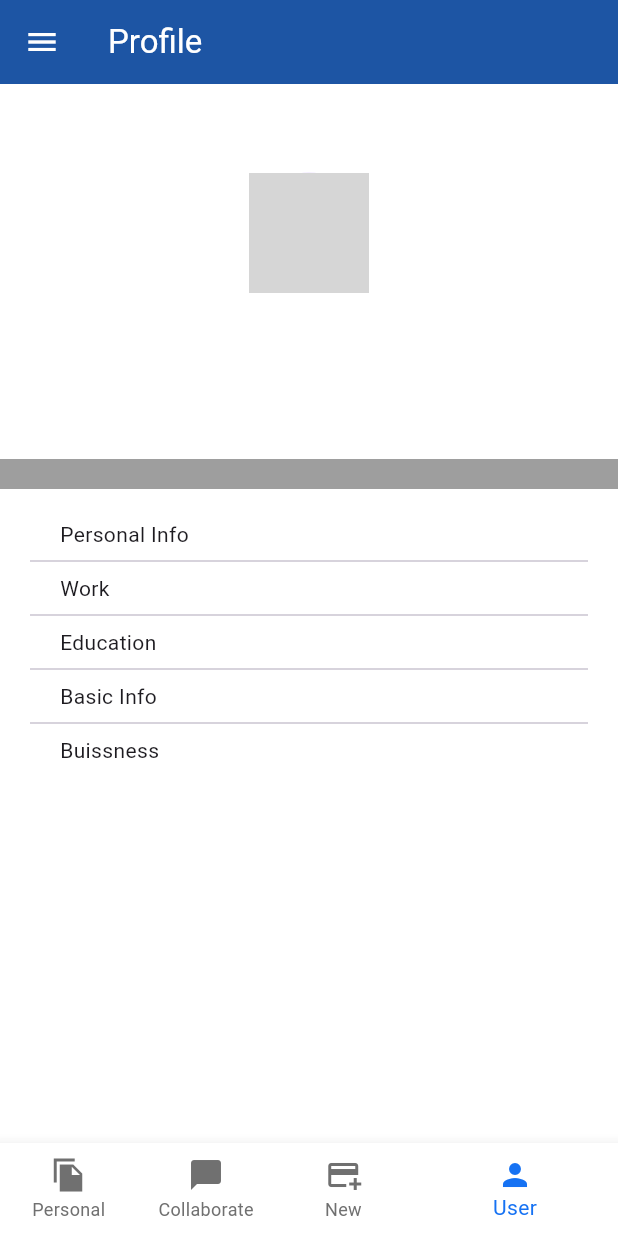
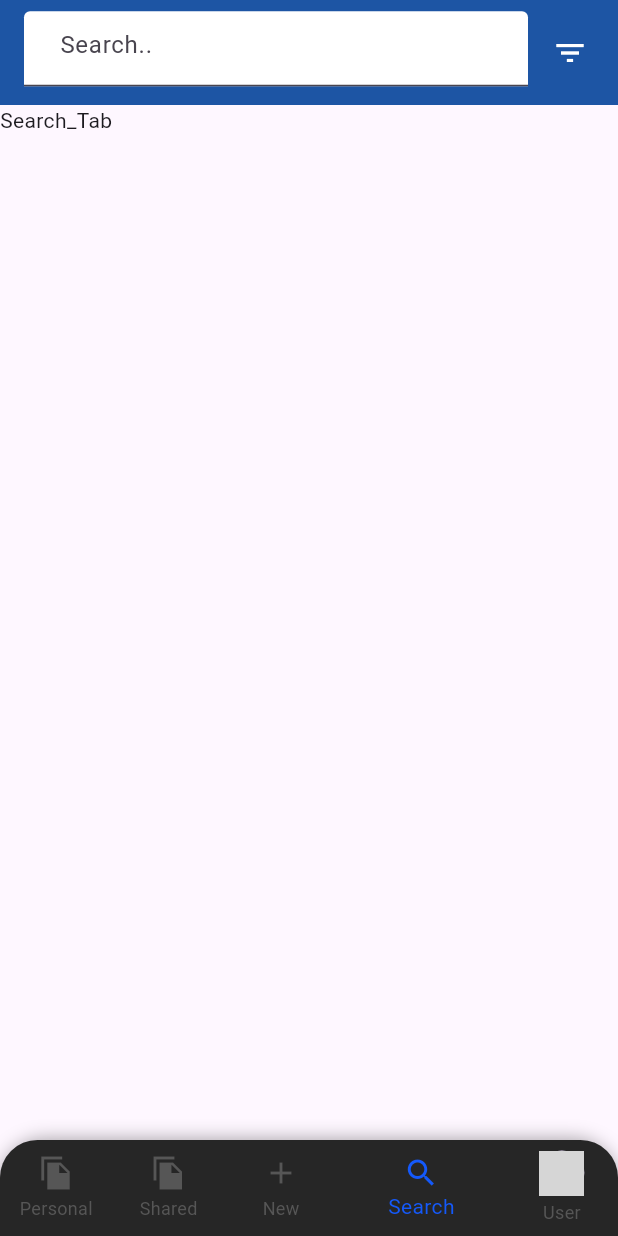
Before and after one commit to ppsshubham01/demo_Tagifile, a Flutter app: the HomePage screen opened directly, item 4 of the bottom bar chosen, on a phone screen of 412 x 824 dp. Run offline on Flutter 3.47's test engine with Material 3 defaults, Android fonts, the phone set to English and light mode, and no system bars; our stand-ins replace connectivity_plus, flutter_local_notifications, flutter_native_splash, flutter_svg, form_field_validator, shared_preferences; accounts and stored records are empty; network calls fail; statements that could not run were skipped; grey boxes are pictures that could not be loaded.

Commit message:
changeUI In personalTab

```diff
--- a/lib/provider/auth_provider.dart
+++ b/lib/provider/auth_provider.dart
@@ -3,6 +3,7 @@ import 'package:tagifiles/model/userDetails.dart';
 import 'package:tagifiles/model/user_data.dart';
 import 'package:tagifiles/screens/auth/welcome_screen.dart';
 import 'package:tagifiles/screens/home/home_screen.dart';
+import 'package:tagifiles/screens/home/tabs/personal_tab.dart';
 import 'package:tagifiles/services/service.dart';
 import 'package:tagifiles/util/dialog_box.dart';
 
@@ -168,6 +169,7 @@ class AuthProvider with ChangeNotifier {
         // notifyListeners();
         Navigator.of(context).pop();
         Navigator.of(context).pop();
+        Navigator.pushReplacement(context, MaterialPageRoute(builder: (_)=> const HomePage()));
         notifyListeners();
       },
       onError: (value) async {
--- a/lib/screens/home/home_screen.dart
+++ b/lib/screens/home/home_screen.dart
@@ -5,6 +5,8 @@ import 'package:tagifiles/screens/chats/newGroup_page.dart';
 import 'package:tagifiles/screens/home/tabs/collaborate_tab.dart';
 import 'package:tagifiles/screens/home/tabs/new_tab.dart';
 import 'package:tagifiles/screens/home/tabs/personal_tab.dart';
+import 'package:tagifiles/screens/home/tabs/search_tab.dart';
+import 'package:tagifiles/screens/home/tabs/shared_tab.dart';
 import 'package:tagifiles/screens/home/tabs/user_tab.dart';
 
 class HomePage extends StatefulWidget {
@@ -26,8 +28,9 @@ class _HomePageState extends State<HomePage> {
 
   final List _pages = [
     const PersonalPage(),
-    const CollaboratePage(),
+    const SharedPage(),
     const NewPage(),
+    const SearchPage(),
     const UserPage()
   ];
 
@@ -42,12 +45,25 @@ class _HomePageState extends State<HomePage> {
   Widget build(BuildContext context) {
     final createFolderProviderInstance = Provider.of<AuthProvider>(context);
 
-
     return Scaffold(
       body: _pages[_selectedIndex],
-      bottomNavigationBar: SizedBox(
-        height: 62,
+      bottomNavigationBar:
+        Container(
+        decoration: const BoxDecoration(
+          borderRadius: BorderRadius.only(
+              topRight: Radius.circular(30), topLeft: Radius.circular(30)),
+          boxShadow: [
+            BoxShadow(color: Colors.black38, spreadRadius: 0, blurRadius: 10),
+          ],
+        ),
+        child:
+          ClipRRect(
+          borderRadius: const BorderRadius.only(
+            topLeft: Radius.circular(25.0),
+            topRight: Radius.circular(25.0),
+          ),
           child: BottomNavigationBar(
+            type: BottomNavigationBarType.shifting,
             currentIndex: _selectedIndex,
             onTap: (value) {
               _navigateBottomBar(value);
@@ -90,7 +106,9 @@ class _HomePageState extends State<HomePage> {
                                           width: 100,
                                           child: ElevatedButton(
                                             onPressed: () {
-                                            showCreateFolderBottomSheet(context, createFolderProviderInstance);
+                                              showCreateFolderBottomSheet(
+                                                  context,
+                                                  createFolderProviderInstance);
                                             },
                                             style: ElevatedButton.styleFrom(
                                                 shape: RoundedRectangleBorder(
@@ -222,8 +240,9 @@ class _HomePageState extends State<HomePage> {
                     });
               }
             },
-          selectedItemColor: const Color(0xFF1672F3),
-          unselectedItemColor: const Color(0xFF707070),
+            selectedItemColor: const Color(0xFF1459FA),
+            unselectedItemColor: const Color(0xFF565656),
+            selectedLabelStyle: const TextStyle(color: Colors.red),
             showSelectedLabels: true,
             showUnselectedLabels: true,
             // selectedIconTheme: IconThemeData(col),
@@ -231,20 +250,33 @@ class _HomePageState extends State<HomePage> {
               BottomNavigationBarItem(
                   icon: Icon(Icons.file_copy_sharp),
                   label: 'Personal',
-                backgroundColor: Colors.white),
+                backgroundColor: Color(0xFF262626),
+              ),
               BottomNavigationBarItem(
-                icon: Icon(Icons.chat_bubble),
-                label: 'Collaborate',
-                backgroundColor: Colors.white),
+                  icon: Icon(Icons.file_copy_sharp),
+                  label: 'Shared',
+                backgroundColor: Color(0xFF262626),
+              ),
               BottomNavigationBarItem(
-                icon: Icon(Icons.add_card),
+                  icon: Icon(Icons.add),
                   label: 'New',
-                backgroundColor: Colors.white),
+                backgroundColor: Color(0xFF262626),
+              ),
               BottomNavigationBarItem(
-                icon: Icon(Icons.person),
+                  icon: Icon(Icons.search),
+                  label: 'Search',
+                backgroundColor: Color(0xFF262626),
+              ),
+              BottomNavigationBarItem(
+                  icon: CircleAvatar(
+                    radius: 15,
+                    backgroundImage:NetworkImage('https://source.unsplash.com/random'),
+                  ),
                   label: 'User',
-                backgroundColor: Colors.white),
+                backgroundColor: Color(0xFF262626),
+              ),
             ],
+          ),
         ),
       ),
     );
--- /dev/null
+++ b/lib/screens/home/tabs/search_tab.dart
@@ -0,0 +1,89 @@
+import 'package:flutter/material.dart';
+
+class SearchPage extends StatefulWidget {
+  const SearchPage({super.key});
+
+  @override
+  State<SearchPage> createState() => _SearchPageState();
+}
+
+class _SearchPageState extends State<SearchPage> {
+
+
+  void searchingElements(String text) {
+
+    // setState(() {
+    //   searchChatUserList.clear();
+    // });
+    //
+    // if (text.isNotEmpty || text != '') {
+    //   for (var element in chatUsers) {
+    //     if (element.name.toLowerCase().contains(
+    //         text.toLowerCase().trim().replaceAll(RegExp(r'\b\s+\b'), ''))) {
+    //       // print(element.title);
+    //       searchChatUserList.add(element);
+    //     }
+    //   }
+    //   setState(() {});
+    //
+    // }
+    //print(text.trim());
+    // print(searchedItems.length);
+  }
+  final TextEditingController searchTextController = TextEditingController();
+  @override
+  Widget build(BuildContext context) {
+    return  Scaffold(
+      appBar:  AppBar(
+        toolbarHeight: 70,
+        automaticallyImplyLeading: false,
+        title: Container(
+          // height: 45,
+          margin: const EdgeInsets.only(top: 5.0, bottom: 10.0),
+          child: Center(
+            child: SizedBox(
+              width: double.infinity,
+              height: 50.0,
+              child: TextField(
+                // maxLines: 1,
+                //maxLength: 100,
+                controller: searchTextController,
+                onChanged: (value) => searchingElements(value),
+                style: const TextStyle(overflow: TextOverflow.fade),
+                decoration: InputDecoration(
+                  hintText: 'Search..',
+                  fillColor: Colors.white,
+                  filled: true,
+                  focusedBorder: OutlineInputBorder(
+                      borderRadius: BorderRadius.circular(5.0),
+                      borderSide:
+                      const BorderSide(color: Colors.white, width: 2.0)
+                  ),
+                  contentPadding: const EdgeInsets.symmetric(vertical: 15,horizontal: 20),
+                ),
+                expands: false,
+              ),
+            ),
+          ),
+        ),
+        backgroundColor: const Color(0xFF1D55A4),
+        actions: <Widget>[
+          Padding(
+            padding: const EdgeInsets.only(right: 20.0),
+            child: GestureDetector(
+              onTap: () {},
+              child: const Icon(
+                Icons.filter_list_outlined,
+                color: Colors.white,
+              ),
+            ),
+          )
+        ],
+      ),
+
+      body: Container(
+        child: Text("Search_Tab"),
+      ),
+    );
+  }
+}
--- /dev/null
+++ b/lib/screens/home/tabs/shared_tab.dart
@@ -0,0 +1,17 @@
+import 'package:flutter/material.dart';
+
+class SharedPage extends StatefulWidget {
+  const SharedPage({super.key});
+
+  @override
+  State<SharedPage> createState() => _SharedPageState();
+}
+
+class _SharedPageState extends State<SharedPage> {
+  @override
+  Widget build(BuildContext context) {
+    return const Scaffold(
+      body: Text("SharePAge"),
+    );
+  }
+}
```
Also changed, not shown: lib/services/chat_service.dart (added). Lines whose indentation alone changed are shown as unchanged.
